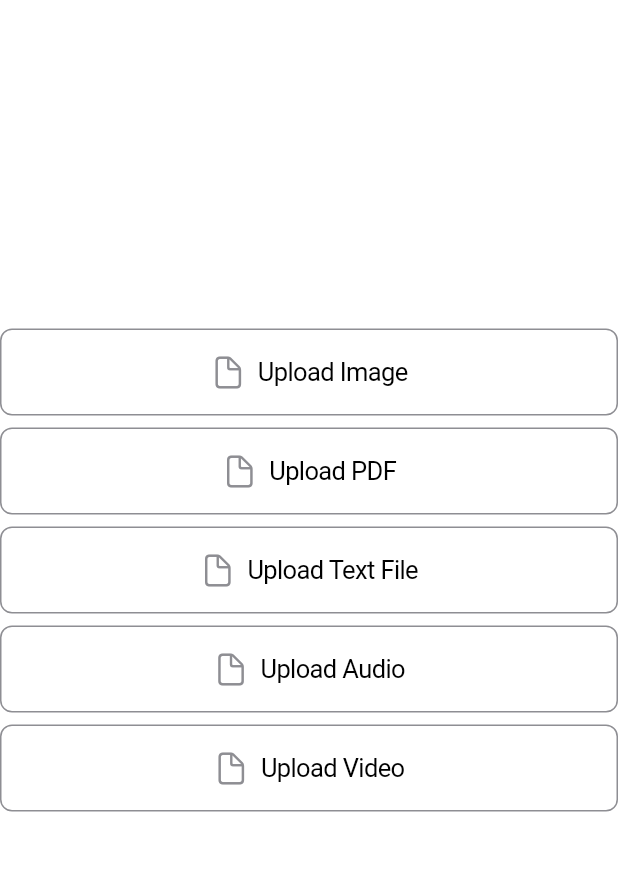
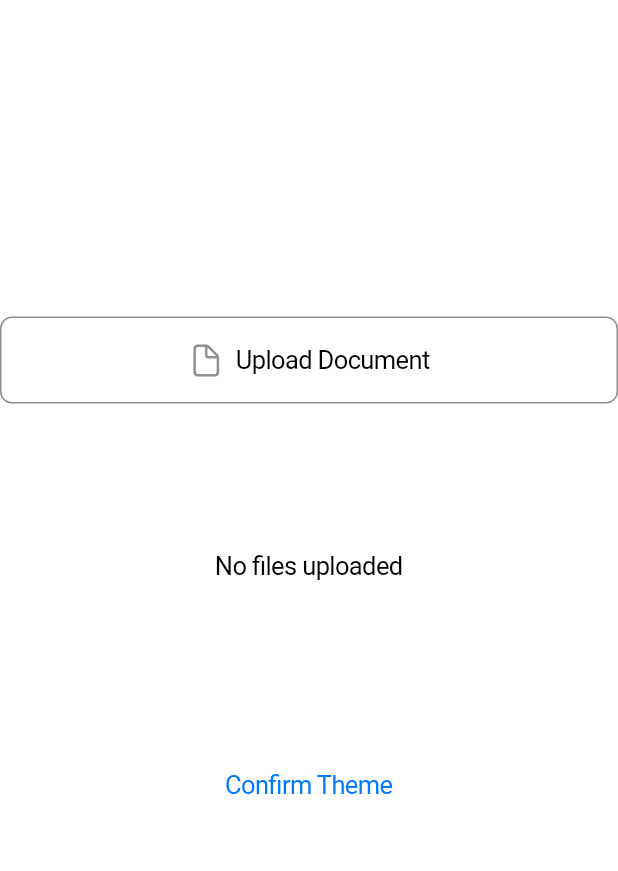
Before and after one commit to pynolo/chatsage_app, a Flutter app: the ThemePage screen opened by its route, on a phone screen of 412 x 824 dp, the part 48-919 px from its top. Run offline on Flutter 3.47's test engine with Material 3 defaults, Android fonts, the phone set to English and light mode, and no system bars; our stand-ins replace file_picker, permission_handler.

Commit message:
file_upload works for chrome

```diff
--- a/lib/attitude_page.dart
+++ b/lib/attitude_page.dart
@@ -61,12 +61,7 @@ class _AttitudePageState extends State<AttitudePage> {
                           CupertinoDialogAction(
                             child: const Text('OK'),
                             onPressed: () {
-                              Navigator.pop(context);
-                              Navigator.pushNamedAndRemoveUntil(
-                                context,
-                                '/theme',
-                                (route) => false,
-                              );
+                              Navigator.pushNamed(context, '/theme');
                             },
                           ),
                         ],
--- a/lib/theme_page.dart
+++ b/lib/theme_page.dart
@@ -23,33 +23,43 @@ class _ThemePageState extends State<ThemePage> {
           mainAxisAlignment: MainAxisAlignment.center,
           children: [
             FileUploadButton(
-              label: 'Upload Image',
-              type: 'jpg',
+              label: 'Upload Document',
               onFileSelected: (file) => setState(() => _files.add(file)),
             ),
             const SizedBox(height: 8),
-            FileUploadButton(
-              label: 'Upload PDF',
-              type: 'pdf',
-              onFileSelected: (file) => setState(() => _files.add(file)),
+            SizedBox(
+              height: 200,
+              child:
+                  _files.isEmpty
+                      ? const Center(child: Text('No files uploaded'))
+                      : ListView.builder(
+                        itemCount: _files.length,
+                        itemBuilder: (context, index) {
+                          return Padding(
+                            padding: const EdgeInsets.symmetric(
+                              vertical: 4,
+                              horizontal: 16,
+                            ),
+                            child: Text(
+                              _files[index].fileName,
+                              textAlign: TextAlign.center,
+                            ),
+                          );
+                        },
+                      ),
             ),
-            const SizedBox(height: 8),
-            FileUploadButton(
-              label: 'Upload Text File',
-              type: 'txt',
-              onFileSelected: (file) => setState(() => _files.add(file)),
-            ),
-            const SizedBox(height: 8),
-            FileUploadButton(
-              label: 'Upload Audio',
-              type: 'mp3',
-              onFileSelected: (file) => setState(() => _files.add(file)),
-            ),
-            const SizedBox(height: 8),
-            FileUploadButton(
-              label: 'Upload Video',
-              type: 'mp4',
-              onFileSelected: (file) => setState(() => _files.add(file)),
+            const SizedBox(height: 20),
+            CupertinoButton(
+              child: const Text('Confirm Theme'),
+              onPressed: () {
+                Navigator.pushNamed(context, '/chat');
+                /* Navigator.pop(context);
+                Navigator.pushNamedAndRemoveUntil(
+                  context,
+                  '/chat',
+                  (route) => false,
+                ); */
+              },
             ),
           ],
         ),
--- a/pubspec.yaml
+++ b/pubspec.yaml
@@ -30,8 +30,10 @@ environment:
 dependencies:
   flutter:
     sdk: flutter
-  http: ^1.2.0
+  http: ^1.3.0
   cupertino_icons: ^1.0.8
+  file_picker: ^10.0.0
+  permission_handler: ^11.4.0
 
 dev_dependencies:
   flutter_test:
```
Also changed, not shown: lib/widgets/file_upload_button.dart (+60 -2 lines), pubspec.lock, 17 other files.
